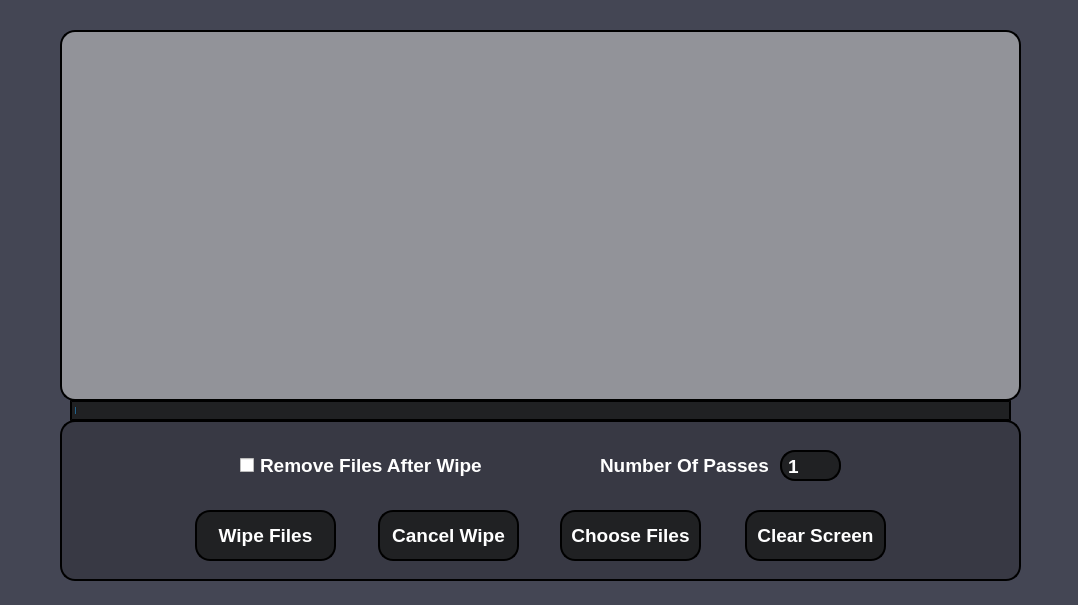
Above: FileShredder/FileShredder.ui from Shayhha/CryptoShredder before the change. Below: the same form after it.
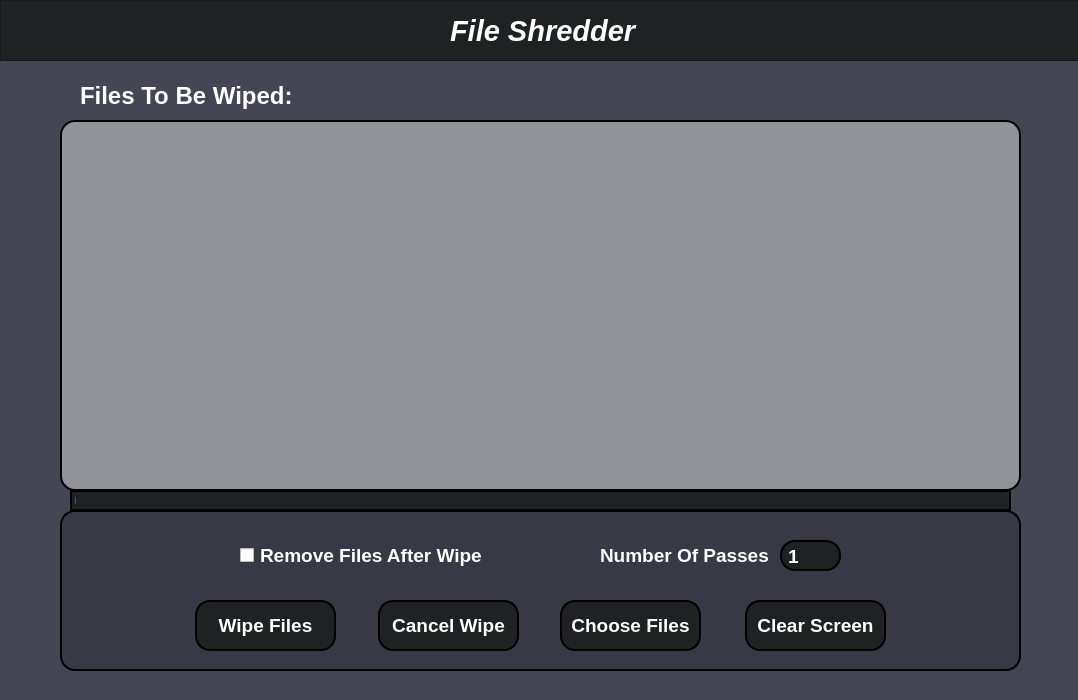
That is the form after the change.

The edit to the form file:
```diff
--- a/FileShredder/FileShredder.ui
+++ b/FileShredder/FileShredder.ui
@@ -7,7 +7,7 @@
     <x>0</x>
     <y>0</y>
     <width>1078</width>
-    <height>605</height>
+    <height>700</height>
    </rect>
   </property>
   <property name="minimumSize">
@@ -18,8 +18,8 @@
   </property>
   <property name="maximumSize">
    <size>
-    <width>1078</width>
-    <height>605</height>
+    <width>16777215</width>
+    <height>16777215</height>
    </size>
   </property>
   <property name="font">
@@ -65,7 +65,7 @@
     <property name="geometry">
      <rect>
       <x>60</x>
-      <y>30</y>
+      <y>120</y>
       <width>961</width>
       <height>371</height>
      </rect>
@@ -90,7 +90,7 @@
     <property name="geometry">
      <rect>
       <x>60</x>
-      <y>420</y>
+      <y>510</y>
       <width>961</width>
       <height>161</height>
      </rect>
@@ -507,7 +507,7 @@
     <property name="geometry">
      <rect>
       <x>70</x>
-      <y>400</y>
+      <y>490</y>
       <width>941</width>
       <height>21</height>
      </rect>
@@ -535,6 +535,73 @@
      <bool>false</bool>
     </property>
    </widget>
+   <widget class="QFrame" name="titleFrame">
+    <property name="geometry">
+     <rect>
+      <x>0</x>
+      <y>0</y>
+      <width>1081</width>
+      <height>61</height>
+     </rect>
+    </property>
+    <property name="styleSheet">
+     <string notr="true">background-color: rgba(32,33,35,255);
+color: white;</string>
+    </property>
+    <property name="frameShape">
+     <enum>QFrame::StyledPanel</enum>
+    </property>
+    <property name="frameShadow">
+     <enum>QFrame::Raised</enum>
+    </property>
+    <widget class="QLabel" name="titleLabel">
+     <property name="geometry">
+      <rect>
+       <x>450</x>
+       <y>10</y>
+       <width>191</width>
+       <height>41</height>
+      </rect>
+     </property>
+     <property name="font">
+      <font>
+       <family>Arial</family>
+       <pointsize>22</pointsize>
+       <weight>75</weight>
+       <italic>true</italic>
+       <bold>true</bold>
+      </font>
+     </property>
+     <property name="text">
+      <string>File Shredder</string>
+     </property>
+    </widget>
+   </widget>
+   <widget class="QLabel" name="FilesToBeWipedLabel">
+    <property name="geometry">
+     <rect>
+      <x>80</x>
+      <y>80</y>
+      <width>221</width>
+      <height>31</height>
+     </rect>
+    </property>
+    <property name="font">
+     <font>
+      <family>Arial</family>
+      <pointsize>18</pointsize>
+      <weight>75</weight>
+      <bold>true</bold>
+     </font>
+    </property>
+    <property name="styleSheet">
+     <string notr="true">color: white;
+</string>
+    </property>
+    <property name="text">
+     <string>Files To Be Wiped:</string>
+    </property>
+   </widget>
   </widget>
  </widget>
  <layoutdefault spacing="6" margin="11"/>
```
